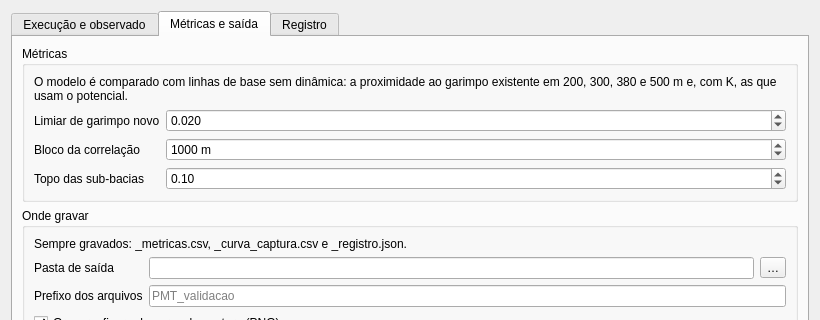
The window that risco_garimpo/ui/validacao_dialog_base.ui (GabMagalhaes/garimpo-risk-plugin) describes before a commit, drawn with Qt 5; both pictures show x 0 to 820 and y 0 to 320 of the 820 by 680 pixel window.
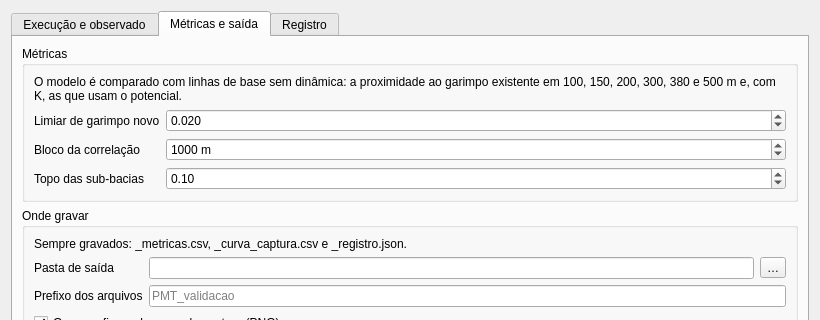
The same window after the commit. The open tabs and pages were chosen to show the change.

Commit message: Calibração: linhas de base em 100 e 150 m, configurações extras e CONFIG por arquivo

```diff
--- a/risco_garimpo/ui/validacao_dialog_base.ui
+++ b/risco_garimpo/ui/validacao_dialog_base.ui
@@ -265,7 +265,7 @@
 <layout class="QVBoxLayout" name="layoutv_grupoMetricas">
 <item>
 <widget class="QLabel" name="nota_grupoMetricas">
-<property name="text"><string>O modelo é comparado com linhas de base sem dinâmica: a proximidade ao garimpo existente em 200, 300, 380 e 500 m e, com K, as que usam o potencial.</string></property>
+<property name="text"><string>O modelo é comparado com linhas de base sem dinâmica: a proximidade ao garimpo existente em 100, 150, 200, 300, 380 e 500 m e, com K, as que usam o potencial.</string></property>
 <property name="wordWrap"><bool>true</bool></property>
 </widget>
 </item>
```
The commit also changes 7 other files.
